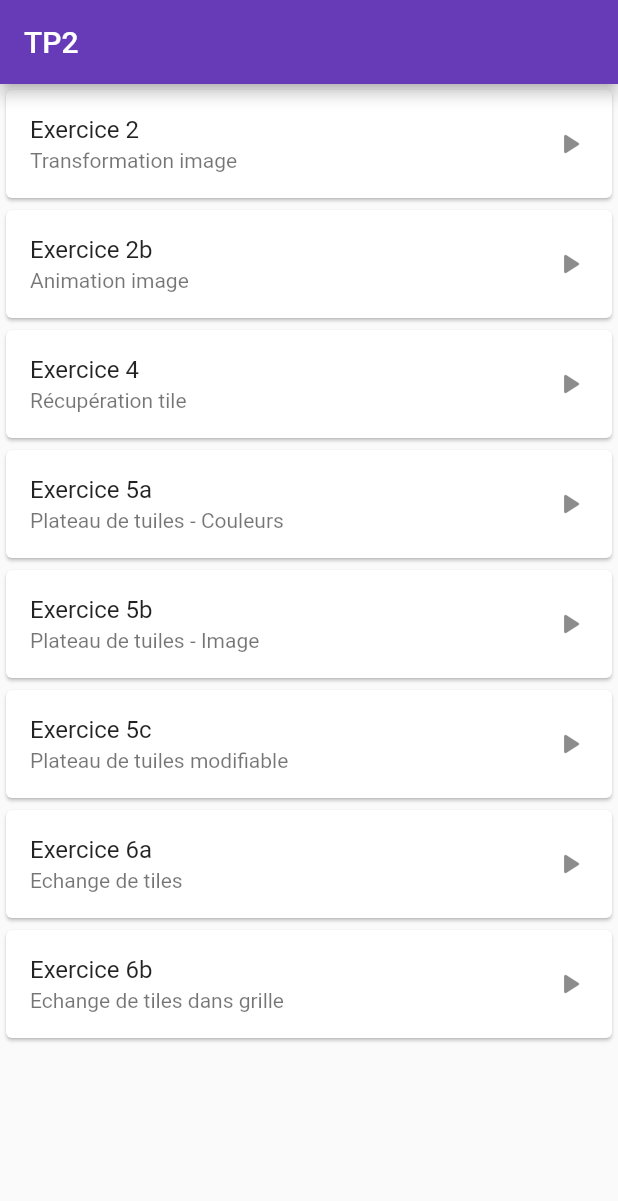
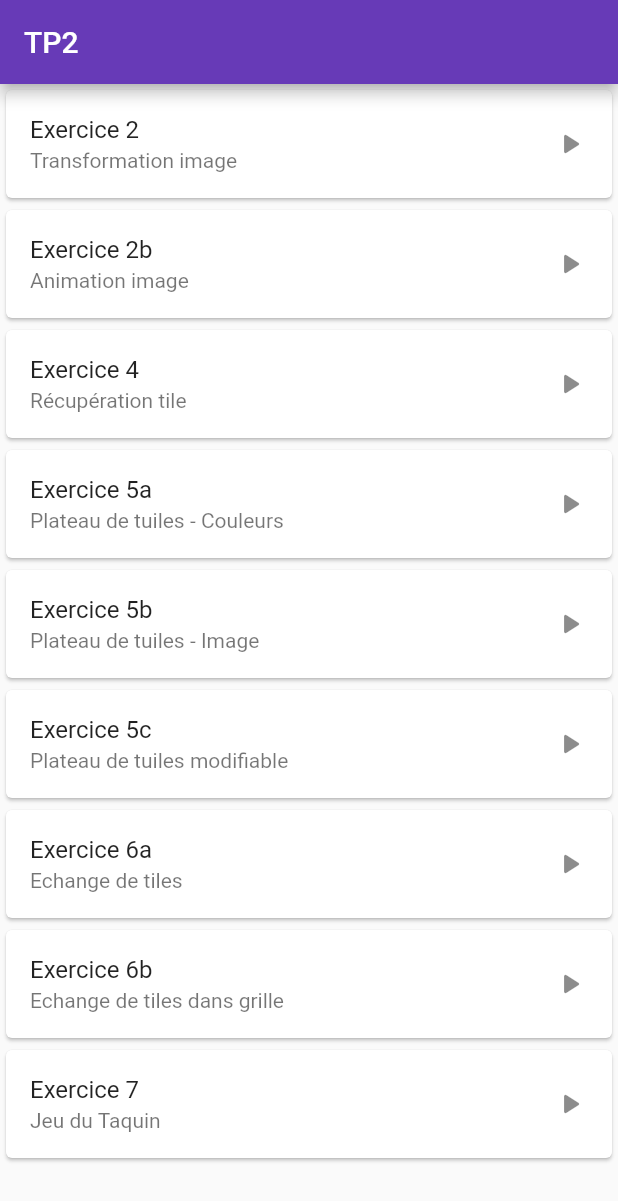
Before and after one commit to GingErwan/amse_taquin, a Flutter app: the screen it shows after launch, on a phone screen of 412 x 824 dp. Shown: the top 1201 px of the screen. Run offline on Flutter 3.47's test engine with Material 2 defaults, Android fonts, the phone set to English and light mode, and no system bars.

Commit message:
Mise en place exercice7

```diff
--- a/lib/exercice6b.dart
+++ b/lib/exercice6b.dart
@@ -1,4 +1,3 @@
-import 'package:amse_taquin/exercice4.dart';
 import 'package:flutter/cupertino.dart';
 import 'package:flutter/material.dart';
 import 'dart:math' as math;
--- a/lib/main.dart
+++ b/lib/main.dart
@@ -7,6 +7,7 @@ import 'package:amse_taquin/exercice5b.dart';
 import 'package:amse_taquin/exercice5c.dart';
 import 'package:amse_taquin/exercice6a.dart';
 import 'package:amse_taquin/exercice6b.dart';
+import 'package:amse_taquin/exercice7.dart';
 
 void main() {
   runApp(MyApp());
@@ -109,6 +110,14 @@ class _MyHomePageState extends State<MyHomePage> {
               onTap: () => Navigator.push(context, MaterialPageRoute(builder: (context) => Exercice6b_Page(title: "Echange de tiles dans grilles"))),
             ),
           ),
+          Card(child:
+            ListTile(
+              title: Text('Exercice 7'),
+              subtitle: Text('Jeu du Taquin'),
+              trailing: Icon(Icons.play_arrow_rounded),
+              onTap: () => Navigator.push(context, MaterialPageRoute(builder: (context) => Exercice7(title: "Echange de tiles dans grilles"))),
+            ),
+          ),
         ],
       )
     );
```
Also changed, not shown: lib/exercice7.dart (added, +37 -0 lines).
